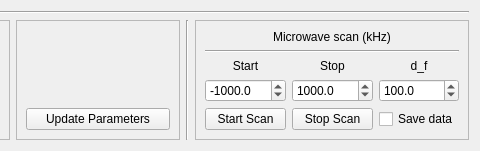
Above: widgets/MWSpectro/MWSpectro_sequence.ui from JeremyQO/GUI-Experiment before the change; both pictures show x 614 to 1094 and y 0 to 151 of the 1094 by 151 pixel window. Below: the same form after it.
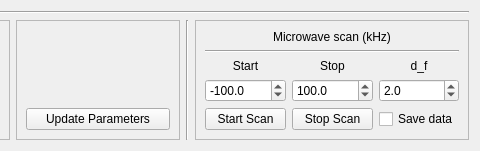
That is the form after the change.

The edit to the form file:
```diff
--- a/widgets/MWSpectro/MWSpectro_sequence.ui
+++ b/widgets/MWSpectro/MWSpectro_sequence.ui
@@ -243,7 +243,7 @@
          <double>2000000.000000000000000</double>
         </property>
         <property name="value">
-         <double>-1000.000000000000000</double>
+         <double>-100.000000000000000</double>
         </property>
        </widget>
       </item>
@@ -272,7 +272,7 @@
          <double>2000000.000000000000000</double>
         </property>
         <property name="value">
-         <double>1000.000000000000000</double>
+         <double>100.000000000000000</double>
         </property>
        </widget>
       </item>
@@ -316,7 +316,7 @@
          <double>2000000.000000000000000</double>
         </property>
         <property name="value">
-         <double>100.000000000000000</double>
+         <double>2.000000000000000</double>
         </property>
        </widget>
       </item>
```
